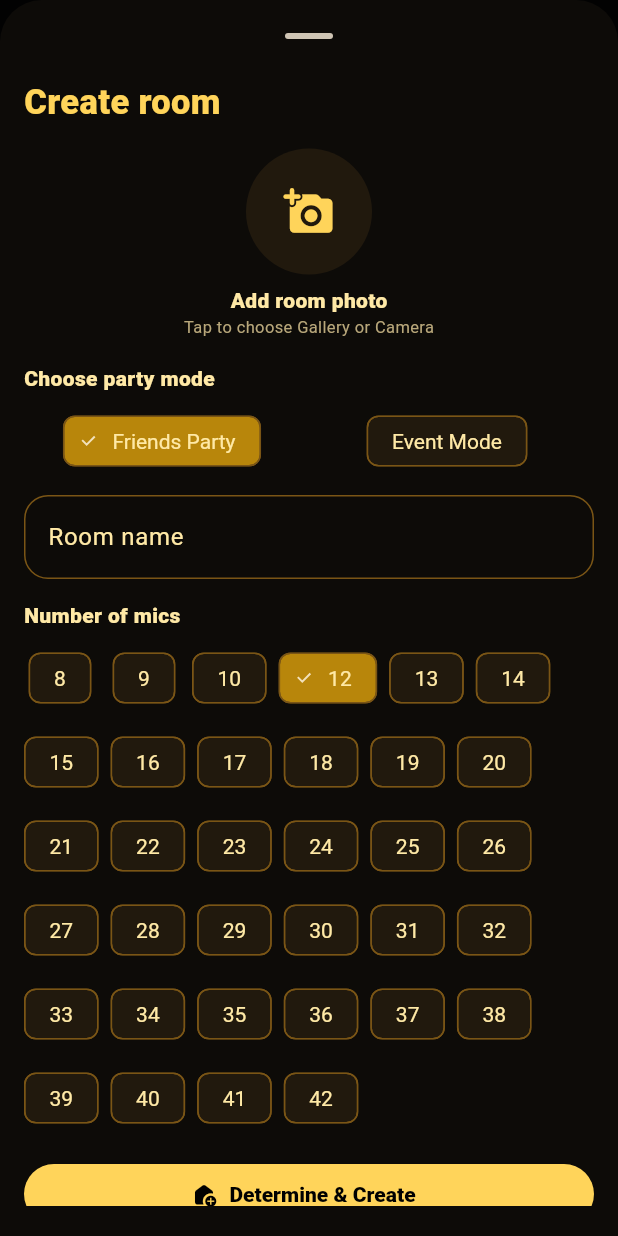
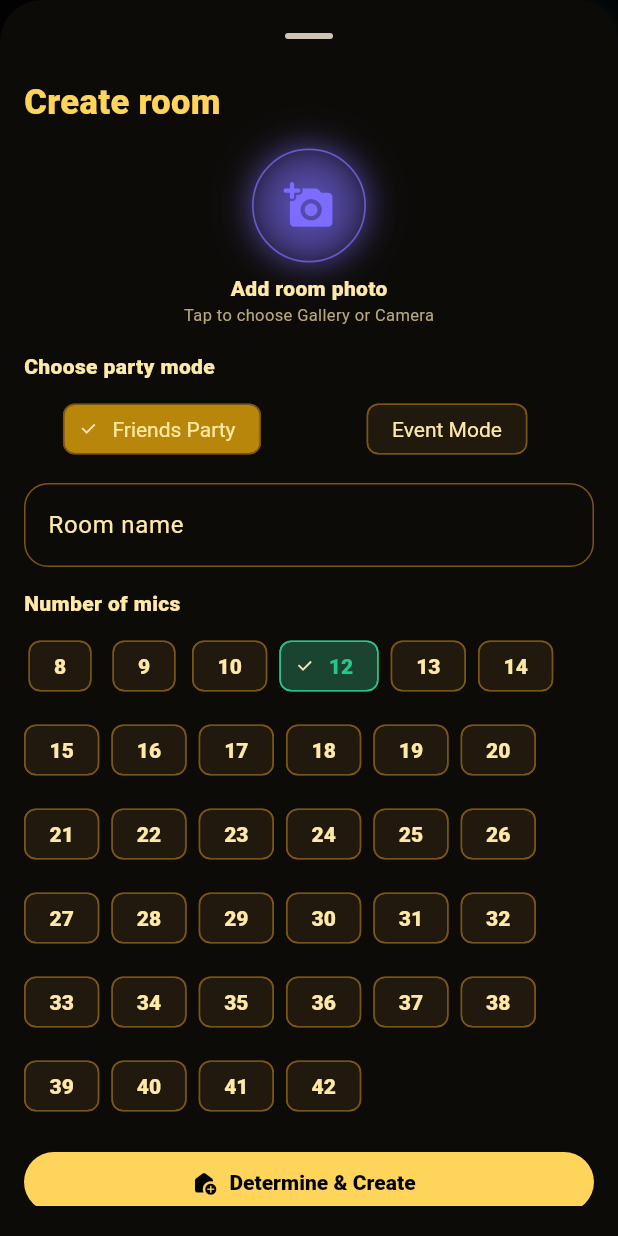
Before and after one commit to vinay1997mishra/voice-chat-app, a Flutter app: the HomeScreen screen opened directly with empty values, after a tap on "Create my room", on a phone screen of 412 x 824 dp. Run offline on Flutter 3.47's test engine with Material 3 defaults, Android fonts, the phone set to English and light mode, and no system bars; our stand-ins replace app_links, country_picker, google_sign_in, image_picker, shared_preferences; missing offline and left inert: livekit_client; accounts and stored records are empty; network calls fail.

Commit message:
Complete shining semantic colors across Home and room discovery UI

```diff
--- a/apps/tinni_star/lib/screens/home_screen.dart
+++ b/apps/tinni_star/lib/screens/home_screen.dart
@@ -256,18 +256,24 @@
                   key: const Key('home-ranking-button'),
                   tooltip: 'Rankings',
                   onPressed: () => openRankings(initialTab: 1),
-                  icon: const Icon(
-                    Icons.leaderboard_rounded,
-                    color: RoyalPalette.gold,
+                  icon: const ShiningIcon(
+                    icon: Icons.leaderboard_rounded,
+                    color: FeaturePalette.rank,
+                    size: 20,
+                    boxSize: 36,
+                    glow: 0.34,
                   ),
                 ),
                 IconButton(
                   key: const Key('home-search-button'),
                   tooltip: 'Search',
                   onPressed: openSearch,
-                  icon: const Icon(
-                    Icons.search_rounded,
-                    color: RoyalPalette.gold,
+                  icon: const ShiningIcon(
+                    icon: Icons.search_rounded,
+                    color: FeaturePalette.discover,
+                    size: 20,
+                    boxSize: 36,
+                    glow: 0.34,
                   ),
                 ),
               ],
@@ -317,16 +323,16 @@
           RoyalPanel(
             key: const Key('mine-create-my-room'),
             onTap: createRoom,
+            gradient: FeaturePalette.glow(FeaturePalette.family),
+            accentColor: FeaturePalette.family,
             child: const Row(
               children: [
-                CircleAvatar(
-                  radius: 34,
-                  backgroundColor: RoyalPalette.deepGold,
-                  child: Icon(
-                    Icons.add_home_rounded,
-                    color: Colors.black,
-                    size: 30,
-                  ),
+                ShiningIcon(
+                  icon: Icons.add_home_rounded,
+                  color: FeaturePalette.family,
+                  size: 30,
+                  boxSize: 58,
+                  glow: 0.42,
                 ),
                 SizedBox(width: 12),
                 Expanded(
@@ -353,7 +359,7 @@
                 ),
                 Icon(
                   Icons.chevron_right_rounded,
-                  color: RoyalPalette.gold,
+                  color: FeaturePalette.family,
                 ),
               ],
             ),
@@ -374,9 +380,12 @@
                     widget.state.discovery.clearRecent();
                     setState(() {});
                   },
-                  icon: const Icon(
-                    Icons.delete_sweep_rounded,
-                    color: RoyalPalette.gold,
+                  icon: const ShiningIcon(
+                    icon: Icons.delete_sweep_rounded,
+                    color: FeaturePalette.safety,
+                    size: 18,
+                    boxSize: 34,
+                    glow: 0.28,
                   ),
                 )
               : null,
@@ -385,9 +394,17 @@
         if (recent.isEmpty)
           RoyalPanel(
             onTap: () => _goToPage(1),
+            gradient: FeaturePalette.glow(FeaturePalette.discover),
+            accentColor: FeaturePalette.discover,
             child: const Row(
               children: [
-                Icon(Icons.history_rounded, color: RoyalPalette.gold),
+                ShiningIcon(
+                  icon: Icons.history_rounded,
+                  color: FeaturePalette.discover,
+                  size: 20,
+                  boxSize: 38,
+                  glow: 0.32,
+                ),
                 SizedBox(width: 10),
                 Expanded(
                   child: Text(
@@ -397,7 +414,7 @@
                 ),
                 Icon(
                   Icons.chevron_right_rounded,
-                  color: RoyalPalette.gold,
+                  color: FeaturePalette.discover,
                 ),
               ],
             ),
@@ -606,15 +623,16 @@
       padding: const EdgeInsets.fromLTRB(14, 8, 14, 22),
       children: [
         RoyalPanel(
-          gradient: const LinearGradient(
-            colors: [Color(0xFF401E00), Color(0xFF0B0804)],
-          ),
+          gradient: FeaturePalette.glow(FeaturePalette.fruitParty),
+          accentColor: FeaturePalette.fruitParty,
           child: const Row(
             children: [
-              Icon(
-                Icons.celebration_rounded,
-                color: RoyalPalette.gold,
-                size: 48,
+              ShiningIcon(
+                icon: Icons.celebration_rounded,
+                color: FeaturePalette.fruitParty,
+                size: 38,
+                boxSize: 64,
+                glow: 0.46,
               ),
               SizedBox(width: 12),
               Expanded(
@@ -624,7 +642,7 @@
                     Text(
                       'Royal Events',
                       style: TextStyle(
-                        color: RoyalPalette.gold,
+                        color: FeaturePalette.fruitParty,
                         fontSize: 24,
                         fontWeight: FontWeight.w900,
                       ),
@@ -743,9 +761,12 @@
                   countryFilterLabel = '🌍 All countries';
                 });
               },
-              icon: const Icon(
-                Icons.language_rounded,
-                color: RoyalPalette.gold,
+              icon: const ShiningIcon(
+                icon: Icons.language_rounded,
+                color: FeaturePalette.discover,
+                size: 20,
+                boxSize: 36,
+                glow: 0.34,
               ),
             ),
           ],
@@ -754,9 +775,17 @@
         if (rooms.isEmpty)
           RoyalPanel(
             onTap: openSearch,
+            gradient: FeaturePalette.glow(FeaturePalette.discover),
+            accentColor: FeaturePalette.discover,
             child: const Row(
               children: [
-                Icon(Icons.public_off_rounded, color: RoyalPalette.gold),
+                ShiningIcon(
+                  icon: Icons.public_off_rounded,
+                  color: FeaturePalette.discover,
+                  size: 20,
+                  boxSize: 38,
+                  glow: 0.32,
+                ),
                 SizedBox(width: 10),
                 Expanded(
                   child: Text(
@@ -810,10 +839,16 @@
         height: height,
         alignment: Alignment.center,
         decoration: BoxDecoration(
-          border: Border.all(color: RoyalPalette.gold),
-          gradient: const LinearGradient(
-            colors: [Color(0xFF382608), Color(0xFF090704)],
-          ),
+          border: Border.all(
+            color: FeaturePalette.discover.withValues(alpha: 0.72),
+          ),
+          gradient: FeaturePalette.glow(FeaturePalette.discover),
+          boxShadow: [
+            BoxShadow(
+              color: FeaturePalette.discover.withValues(alpha: 0.24),
+              blurRadius: 12,
+            ),
+          ],
         ),
         child: hasRemotePhoto
             ? SizedBox.expand(
@@ -833,14 +868,14 @@
                 ? Text(
                     fallback!,
                     style: const TextStyle(
-                      color: RoyalPalette.gold,
+                      color: FeaturePalette.discover,
                       fontSize: 40,
                       fontWeight: FontWeight.w900,
                     ),
                   )
                 : Icon(
                     icon ?? Icons.graphic_eq_rounded,
-                    color: RoyalPalette.gold,
+                    color: FeaturePalette.discover,
                     size: 34,
                   ),
       ),
@@ -863,6 +898,8 @@
     return RoyalPanel(
       onTap: onTap,
       padding: const EdgeInsets.all(10),
+      gradient: FeaturePalette.glow(FeaturePalette.family),
+      accentColor: FeaturePalette.family,
       child: Row(
         children: [
           _RoomArtwork(
@@ -905,7 +942,7 @@
               Text(
                 '🎙 ' + room.online.toString(),
                 style: const TextStyle(
-                  color: RoyalPalette.gold,
+                  color: FeaturePalette.family,
                   fontSize: 11,
                   fontWeight: FontWeight.w800,
                 ),
@@ -913,7 +950,7 @@
               const SizedBox(height: 28),
               const Icon(
                 Icons.chevron_right_rounded,
-                color: RoyalPalette.gold,
+                color: FeaturePalette.family,
               ),
             ],
           ),
@@ -979,28 +1016,22 @@
 
   @override
   Widget build(BuildContext context) {
+    final color = _homeFeatureColor(title);
     return Padding(
       padding: const EdgeInsets.symmetric(horizontal: 2),
       child: RoyalPanel(
         onTap: onTap,
         radius: 22,
-        gradient: const LinearGradient(
-          colors: [
-            Color(0xFF090603),
-            Color(0xFF6A3900),
-            Color(0xFF120A03),
-          ],
-        ),
+        gradient: FeaturePalette.glow(color),
+        accentColor: color,
         child: Row(
           children: [
-            CircleAvatar(
-              radius: 37,
-              backgroundColor: RoyalPalette.deepGold,
-              child: Icon(
-                icon,
-                color: Colors.black,
-                size: 38,
-              ),
+            ShiningIcon(
+              icon: icon,
+              color: color,
+              size: 38,
+              boxSize: 70,
+              glow: 0.46,
             ),
             const SizedBox(width: 14),
             Expanded(
@@ -1011,8 +1042,8 @@
                   Text(
                     title,
                     maxLines: 2,
-                    style: const TextStyle(
-                      color: RoyalPalette.gold,
+                    style: TextStyle(
+                      color: color,
                       fontWeight: FontWeight.w900,
                       fontSize: 21,
                     ),
@@ -1036,9 +1067,9 @@
                 ],
               ),
             ),
-            const Icon(
+            Icon(
               Icons.chevron_right_rounded,
-              color: RoyalPalette.gold,
+              color: color,
             ),
           ],
         ),
@@ -1079,7 +1110,12 @@
                         labels[i],
                         style: TextStyle(
                           color: selectedIndex == i
-                              ? RoyalPalette.gold
+                              ? <Color>[
+                                  FeaturePalette.social,
+                                  FeaturePalette.family,
+                                  FeaturePalette.fruitParty,
+                                  FeaturePalette.discover,
+                                ][i]
                               : RoyalPalette.muted,
                           fontWeight: selectedIndex == i
                               ? FontWeight.w900
@@ -1093,8 +1129,26 @@
                         height: 4,
                         width: selectedIndex == i ? 28 : 0,
                         decoration: BoxDecoration(
-                          color: RoyalPalette.gold,
+                          color: <Color>[
+                            FeaturePalette.social,
+                            FeaturePalette.family,
+                            FeaturePalette.fruitParty,
+                            FeaturePalette.discover,
+                          ][i],
                           borderRadius: BorderRadius.circular(10),
+                          boxShadow: selectedIndex == i
+                              ? [
+                                  BoxShadow(
+                                    color: <Color>[
+                                      FeaturePalette.social,
+                                      FeaturePalette.family,
+                                      FeaturePalette.fruitParty,
+                                      FeaturePalette.discover,
+                                    ][i].withValues(alpha: 0.55),
+                                    blurRadius: 10,
+                                  ),
+                                ]
+                              : null,
                         ),
                       ),
                     ],
@@ -1165,10 +1219,17 @@
 
   @override
   Widget build(BuildContext context) {
+    final accent = rank == 1
+        ? FeaturePalette.rank
+        : rank == 2
+            ? const Color(0xFFC5D0DA)
+            : FeaturePalette.family;
     return RoyalPanel(
       key: Key('room-card-' + room.id),
       padding: const EdgeInsets.all(6),
       onTap: onTap,
+      gradient: FeaturePalette.glow(accent),
+      accentColor: accent,
       child: Column(
         children: [
           Stack(
@@ -1190,7 +1251,9 @@
                         ? Icons.emoji_events_rounded
                         : Icons.groups_rounded,
                     size: 50,
-                    color: RoyalPalette.gold,
+                    color: favorite
+                        ? FeaturePalette.rank
+                        : FeaturePalette.discover,
                   ),
                 ),
               ),
@@ -1198,7 +1261,7 @@
                 offset: const Offset(0, -7),
                 child: CircleAvatar(
                   radius: 17,
-                  backgroundColor: RoyalPalette.gold,
+                  backgroundColor: accent,
                   child: Text(
                     rank.toString(),
                     style: const TextStyle(
@@ -1256,6 +1319,8 @@
       child: RoyalPanel(
         padding: const EdgeInsets.all(9),
         onTap: onTap,
+        gradient: FeaturePalette.glow(FeaturePalette.discover),
+        accentColor: FeaturePalette.discover,
         child: Row(
           children: [
             _RoomArtwork(
@@ -1293,10 +1358,12 @@
                   const SizedBox(height: 7),
                   Row(
                     children: [
-                      const Icon(
-                        Icons.workspace_premium_rounded,
-                        color: RoyalPalette.gold,
-                        size: 16,
+                      const ShiningIcon(
+                        icon: Icons.workspace_premium_rounded,
+                        color: FeaturePalette.vip,
+                        size: 14,
+                        boxSize: 26,
+                        glow: 0.28,
                       ),
                       const SizedBox(width: 5),
                       Text(
@@ -1402,13 +1469,25 @@
           children: [
             ListTile(
               key: const Key('create-room-photo-gallery'),
-              leading: const Icon(Icons.photo_library_rounded, color: RoyalPalette.gold),
+              leading: const ShiningIcon(
+                icon: Icons.photo_library_rounded,
+                color: FeaturePalette.moments,
+                size: 18,
+                boxSize: 34,
+                glow: 0.30,
+              ),
               title: const Text('Gallery'),
               onTap: () => Navigator.pop(context, ImageSource.gallery),
             ),
             ListTile(
               key: const Key('create-room-photo-camera'),
-              leading: const Icon(Icons.photo_camera_rounded, color: RoyalPalette.gold),
+              leading: const ShiningIcon(
+                icon: Icons.photo_camera_rounded,
+                color: FeaturePalette.discover,
+                size: 18,
+                boxSize: 34,
+                glow: 0.30,
+              ),
               title: const Text('Camera'),
               onTap: () => Navigator.pop(context, ImageSource.camera),
             ),
@@ -1466,16 +1545,16 @@
                 borderRadius: BorderRadius.circular(48),
                 child: Column(
                   children: [
-                    CircleAvatar(
-                      radius: 42,
-                      backgroundColor: RoyalPalette.panel2,
-                      child: Icon(
-                        photoDataUrl == null
-                            ? Icons.add_a_photo_rounded
-                            : Icons.check_circle_rounded,
-                        color: RoyalPalette.gold,
-                        size: 34,
-                      ),
+                    ShiningIcon(
+                      icon: photoDataUrl == null
+                          ? Icons.add_a_photo_rounded
+                          : Icons.check_circle_rounded,
+                      color: photoDataUrl == null
+                          ? FeaturePalette.moments
+                          : FeaturePalette.family,
+                      size: 34,
+                      boxSize: 76,
+                      glow: 0.44,
                     ),
                     const SizedBox(height: 7),
                     Text(
@@ -1552,6 +1631,19 @@
                   ChoiceChip(
                     label: Text(count.toString()),
                     selected: seatCount == count,
+                    selectedColor:
+                        FeaturePalette.family.withValues(alpha: 0.28),
+                    side: BorderSide(
+                      color: seatCount == count
+                          ? FeaturePalette.family
+                          : RoyalPalette.bronze,
+                    ),
+                    labelStyle: TextStyle(
+                      color: seatCount == count
+                          ? FeaturePalette.family
+                          : RoyalPalette.cream,
+                      fontWeight: FontWeight.w800,
+                    ),
                     onSelected: (_) => setState(() => seatCount = count),
                   ),
               ],
```
